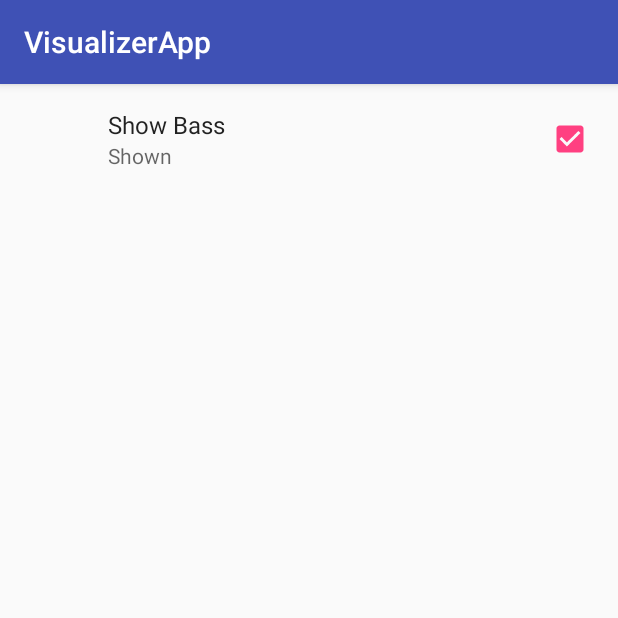
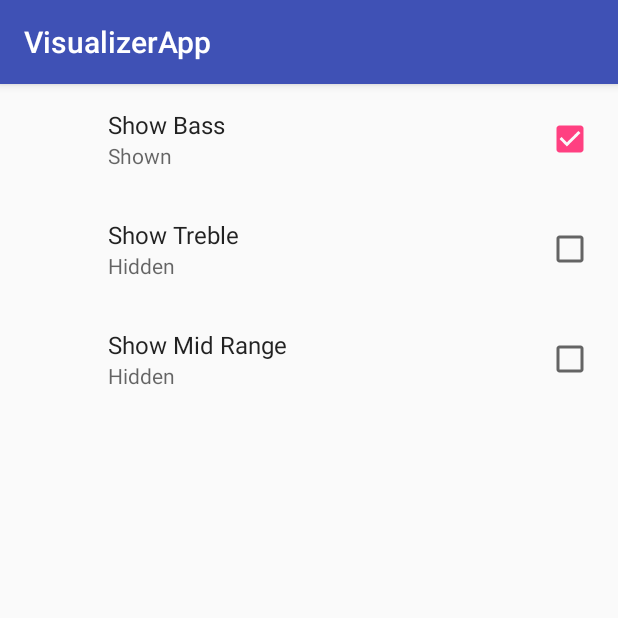
Before and after one commit to AnusreeSajeevan/Visualizer, an Android app: the screen it shows after launch (SettingsActivity), in the options menu, after a tap on "Settings", on a phone screen of 412 x 824 dp, the top half of it. Run offline under Robolectric (Android 15) with nearby library versions, the phone set to English and light mode, and no system bars; our stand-ins replace androidx.preference; 1 statement that could not run was skipped.

Commit message:
Add wo more checkbox preferences for treble and mid range

```diff
--- a/app/src/main/java/com/example/anu/visualizerapp/MainActivity.java
+++ b/app/src/main/java/com/example/anu/visualizerapp/MainActivity.java
@@ -40,12 +40,16 @@ public class MainActivity extends AppCompatActivity implements
          * and use it ti show bass
          */
         SharedPreferences sharedPreferences = PreferenceManager.getDefaultSharedPreferences(this);
-        boolean showBass = sharedPreferences.getBoolean(getResources().getString(R.string.pref_key),
-                getResources().getBoolean(R.bool.show_bass_default_value));
-        mVisualizerView.setShowBass(showBass);
 
-        mVisualizerView.setShowMid(true);
-        mVisualizerView.setShowTreble(true);
+        mVisualizerView.setShowBass(sharedPreferences.getBoolean(getResources().getString(R.string.show_bass_pref_key),
+                getResources().getBoolean(R.bool.show_bass_default_value)));
+
+        mVisualizerView.setShowMid(sharedPreferences.getBoolean(getResources().getString(R.string.show_mid_range_pref_key),
+                getResources().getBoolean(R.bool.show_mid_range_default_value)));
+
+        mVisualizerView.setShowTreble(sharedPreferences.getBoolean(getResources().getString(R.string.show_treble_pref_key),
+                getResources().getBoolean(R.bool.show_treble_default_value)));
+
         mVisualizerView.setMinSizeScale(1);
         mVisualizerView.setColor(getString(R.string.pref_color_red_value));
     }
@@ -136,9 +140,15 @@ public class MainActivity extends AppCompatActivity implements
 
     @Override
     public void onSharedPreferenceChanged(SharedPreferences sharedPreferences, String key) {
-        if (key.equalsIgnoreCase(getResources().getString(R.string.pref_key))){
-            mVisualizerView.setShowBass(sharedPreferences.getBoolean(getResources().getString(R.string.pref_key),
+        if (key.equalsIgnoreCase(getResources().getString(R.string.show_bass_pref_key))){
+            mVisualizerView.setShowBass(sharedPreferences.getBoolean(getResources().getString(R.string.show_bass_pref_key),
                     getResources().getBoolean(R.bool.show_bass_default_value)));
+        }else if (key.equalsIgnoreCase(getResources().getString(R.string.show_treble_pref_key))){
+            mVisualizerView.setShowTreble(sharedPreferences.getBoolean(getResources().getString(R.string.show_treble_pref_key),
+                    getResources().getBoolean(R.bool.show_treble_default_value)));
+        }else if (key.equalsIgnoreCase(getResources().getString(R.string.show_mid_range_pref_key))){
+            mVisualizerView.setShowMid(sharedPreferences.getBoolean(getResources().getString(R.string.show_mid_range_pref_key),
+                    getResources().getBoolean(R.bool.show_mid_range_default_value)));
         }
     }
 
--- a/app/src/main/res/values/bools.xml
+++ b/app/src/main/res/values/bools.xml
@@ -1,4 +1,6 @@
 <?xml version="1.0" encoding="utf-8"?>
 <resources>
     <bool name="show_bass_default_value">true</bool>
+    <bool name="show_treble_default_value">false</bool>
+    <bool name="show_mid_range_default_value">false</bool>
 </resources>
--- a/app/src/main/res/values/strings.xml
+++ b/app/src/main/res/values/strings.xml
@@ -16,7 +16,17 @@
     <string name="settings">Settings</string>
 
     <string name="show_bass_title">Show Bass</string>
-    <string name="pref_off_summary">Hidden</string>
-    <string name="pref_on_summary">Shown</string>
-    <string name="pref_key">show_bass</string>
+    <string name="pref_show_bass_off_summary">Hidden</string>
+    <string name="pref_show_bass_on_summary">Shown</string>
+    <string name="show_bass_pref_key">show_bass</string>
+
+    <string name="show_treble_title">Show Treble</string>
+    <string name="pref_show_treble_off_summary">Hidden</string>
+    <string name="pref_show_treble_on_summary">Shown</string>
+    <string name="show_treble_pref_key">show_treble</string>
+
+    <string name="show_mid_range_title">Show Mid Range</string>
+    <string name="pref_show_mid_range_off_summary">Hidden</string>
+    <string name="pref_show_mid_range_on_summary">Shown</string>
+    <string name="show_mid_range_pref_key">show_mid_range</string>
 </resources>
--- a/app/src/main/res/xml/pref_visualizer.xml
+++ b/app/src/main/res/xml/pref_visualizer.xml
@@ -1,9 +1,21 @@
 <?xml version="1.0" encoding="utf-8"?>
 <PreferenceScreen xmlns:android="http://schemas.android.com/apk/res/android">
-<CheckBoxPreference
-    android:defaultValue="true"
-    android:title="@string/show_bass_title"
-    android:summaryOff="@string/pref_off_summary"
-    android:key="@string/pref_key"
-    android:summaryOn="@string/pref_on_summary"/>
+    <CheckBoxPreference
+        android:defaultValue="@bool/show_bass_default_value"
+        android:title="@string/show_bass_title"
+        android:summaryOff="@string/pref_show_bass_off_summary"
+        android:key="@string/show_bass_pref_key"
+        android:summaryOn="@string/pref_show_bass_on_summary"/>
+    <CheckBoxPreference
+        android:defaultValue="@bool/show_treble_default_value"
+        android:summaryOn="@string/pref_show_treble_on_summary"
+        android:summaryOff="@string/pref_show_treble_off_summary"
+        android:title="@string/show_treble_title"
+        android:key="@string/show_treble_pref_key"/>
+    <CheckBoxPreference
+        android:defaultValue="@bool/show_mid_range_default_value"
+        android:summaryOn="@string/pref_show_mid_range_on_summary"
+        android:summaryOff="@string/pref_show_mid_range_off_summary"
+        android:title="@string/show_mid_range_title"
+        android:key="@string/show_mid_range_pref_key"/>
 </PreferenceScreen>
```
